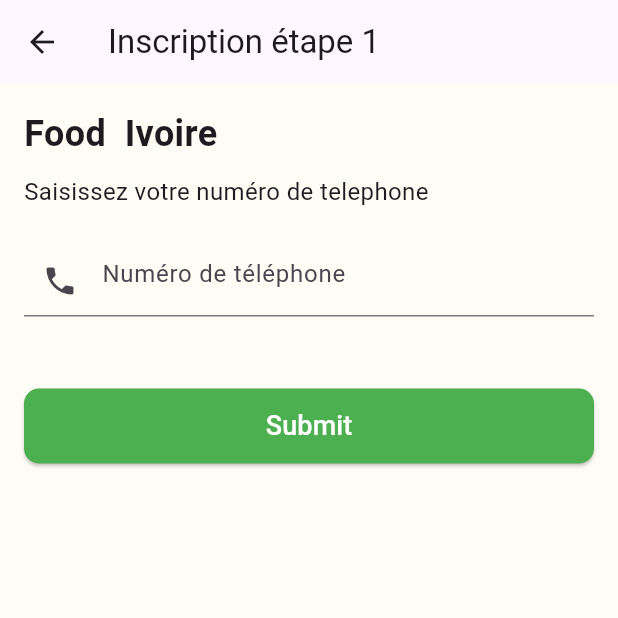
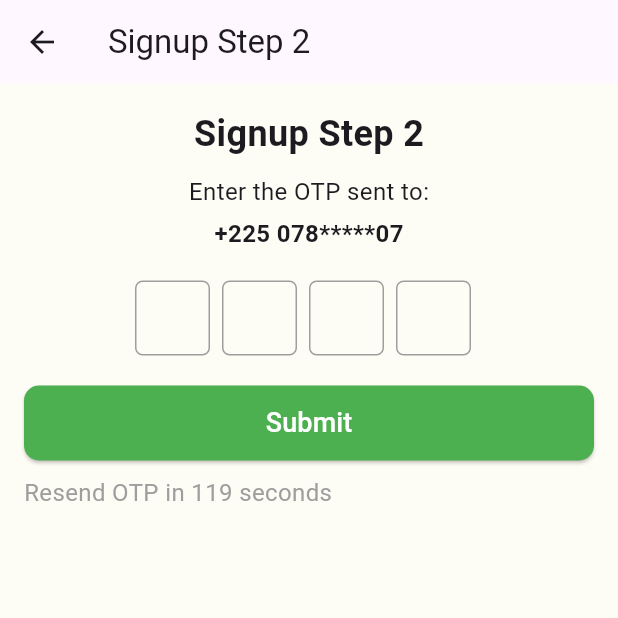
Before and after one commit to SethMegbetor/Food_Ivoire, a Flutter app: the SignupTelephonePage screen opened directly, after a tap on "Submit", on a phone screen of 412 x 824 dp, the top half of it. Run offline on Flutter 3.47's test engine with Material 2 defaults, Android fonts, the phone set to English and light mode, and no system bars.

Commit message:
added sign up step 2 which is OTP

```diff
--- /dev/null
+++ b/lib/pages/signup_otp.dart
@@ -0,0 +1,349 @@
+// import 'dart:async';
+
+// import 'package:flutter/material.dart';
+
+// class SignupStepTwoPage extends StatefulWidget {
+//   final String phoneNumber;
+
+//   SignupStepTwoPage({required this.phoneNumber});
+
+//   @override
+//   _SignupStepTwoPageState createState() => _SignupStepTwoPageState();
+// }
+
+// class _SignupStepTwoPageState extends State<SignupStepTwoPage> {
+//   int countdown = 120;
+//   bool isResendActive = false;
+
+//   @override
+//   void initState() {
+//     startCountdown();
+//     super.initState();
+//   }
+
+//   void startCountdown() {
+//     setState(() {
+//       countdown = 120;
+//       isResendActive = false;
+//     });
+
+//     Timer.periodic(Duration(seconds: 1), (timer) {
+//       if (countdown > 0) {
+//         setState(() {
+//           countdown--;
+//         });
+//       } else {
+//         setState(() {
+//           isResendActive = true;
+//         });
+//         timer.cancel();
+//       }
+//     });
+//   }
+
+//   @override
+//   Widget build(BuildContext context) {
+//     return Scaffold(
+//       backgroundColor: Color(0xFFFEFDF5),
+//       appBar: AppBar(
+//         title: Text('Signup Step 2'),
+//       ),
+//       body: Center(
+//         child: Padding(
+//           padding: const EdgeInsets.all(16.0),
+//           child: Column(
+//             crossAxisAlignment: CrossAxisAlignment.start,
+//             children: [
+//               Center(
+//                 child: Text(
+//                   'Signup Step 2',
+//                   style: TextStyle(
+//                     fontSize: 24,
+//                     fontWeight: FontWeight.bold,
+//                   ),
+//                 ),
+//               ),
+//               SizedBox(height: 10),
+//               Center(
+//                 child: Text(
+//                   'Enter the OTP sent to:',
+//                   style: TextStyle(
+//                     fontSize: 16,
+//                   ),
+//                 ),
+//               ),
+//               SizedBox(height: 5),
+//               Center(
+//                 child: Text(
+//                   widget.phoneNumber,
+//                   style: TextStyle(
+//                     fontSize: 16,
+//                     fontWeight: FontWeight.bold,
+//                   ),
+//                 ),
+//               ),
+//               SizedBox(height: 20),
+//               TextField(
+//                 decoration: InputDecoration(
+//                   hintText: 'OTP Confirmation',
+//                 ),
+//               ),
+//               SizedBox(height: 20),
+//               ElevatedButton(
+//                 onPressed: () {
+//                   // Perform submit action
+//                 },
+//                 style: ElevatedButton.styleFrom(
+//                   primary: Colors.green,
+//                   minimumSize: Size(double.infinity, 50),
+//                   shape: RoundedRectangleBorder(
+//                     borderRadius: BorderRadius.circular(10),
+//                   ),
+//                 ),
+//                 child: Text(
+//                   'Submit',
+//                   style: TextStyle(
+//                     color: Colors.white,
+//                     fontSize: 18,
+//                   ),
+//                 ),
+//               ),
+//               SizedBox(height: 10),
+//               isResendActive
+//                   ? ElevatedButton(
+//                       onPressed: () {
+//                         // Perform resend action
+//                         startCountdown();
+//                       },
+//                       style: ElevatedButton.styleFrom(
+//                         primary: Colors.grey,
+//                         minimumSize: Size(double.infinity, 50),
+//                         shape: RoundedRectangleBorder(
+//                           borderRadius: BorderRadius.circular(10),
+//                         ),
+//                       ),
+//                       child: Text(
+//                         'Resend',
+//                         style: TextStyle(
+//                           color: Colors.white,
+//                           fontSize: 18,
+//                         ),
+//                       ),
+//                     )
+//                   : Text(
+//                       'Resend OTP in ${countdown.toString()} seconds',
+//                       style: TextStyle(
+//                         fontSize: 16,
+//                         color: Colors.grey,
+//                       ),
+//                     ),
+//             ],
+//           ),
+//         ),
+//       ),
+//     );
+//   }
+// }
+
+
+import 'dart:async';
+
+import 'package:flutter/material.dart';
+
+class OTPBox extends StatelessWidget {
+  final TextEditingController controller;
+  final FocusNode focusNode;
+
+  OTPBox({required this.controller, required this.focusNode});
+
+  @override
+  Widget build(BuildContext context) {
+    return Container(
+      width: 50,
+      height: 50,
+      decoration: BoxDecoration(
+        border: Border.all(
+          color: Colors.grey,
+        ),
+        borderRadius: BorderRadius.circular(5),
+      ),
+      child: Center(
+        child: TextField(
+          controller: controller,
+          focusNode: focusNode,
+          keyboardType: TextInputType.number,
+          textAlign: TextAlign.center,
+          maxLength: 1,
+          style: TextStyle(fontSize: 20),
+          decoration: InputDecoration(
+            counterText: '',
+            border: InputBorder.none,
+          ),
+        ),
+      ),
+    );
+  }
+}
+
+class SignupStepTwoPage extends StatefulWidget {
+  final String phoneNumber;
+
+  SignupStepTwoPage({required this.phoneNumber});
+
+  @override
+  _SignupStepTwoPageState createState() => _SignupStepTwoPageState();
+}
+
+class _SignupStepTwoPageState extends State<SignupStepTwoPage> {
+  late List<TextEditingController> otpControllers;
+  late List<FocusNode> otpFocusNodes;
+
+  int countdown = 120;
+  bool isResendActive = false;
+
+  @override
+  void initState() {
+    otpControllers = List.generate(4, (index) => TextEditingController());
+    otpFocusNodes = List.generate(4, (index) => FocusNode());
+    startCountdown();
+    super.initState();
+  }
+
+  void startCountdown() {
+    setState(() {
+      countdown = 120;
+      isResendActive = false;
+    });
+
+    Timer.periodic(Duration(seconds: 1), (timer) {
+      if (countdown > 0) {
+        setState(() {
+          countdown--;
+        });
+      } else {
+        setState(() {
+          isResendActive = true;
+        });
+        timer.cancel();
+      }
+    });
+  }
+
+  @override
+  void dispose() {
+    otpControllers.forEach((controller) => controller.dispose());
+    otpFocusNodes.forEach((focusNode) => focusNode.dispose());
+    super.dispose();
+  }
+
+  @override
+  Widget build(BuildContext context) {
+    return Scaffold(
+      backgroundColor: Color(0xFFFEFDF5),
+      appBar: AppBar(
+        title: Text('Signup Step 2'),
+      ),
+      body: Center(
+        child: Padding(
+          padding: const EdgeInsets.all(16.0),
+          child: Column(
+            crossAxisAlignment: CrossAxisAlignment.start,
+            children: [
+              Center(
+                child: Text(
+                  'Signup Step 2',
+                  style: TextStyle(
+                    fontSize: 24,
+                    fontWeight: FontWeight.bold,
+                  ),
+                ),
+              ),
+              SizedBox(height: 10),
+              Center(
+                child: Text(
+                  'Enter the OTP sent to:',
+                  style: TextStyle(
+                    fontSize: 16,
+                  ),
+                ),
+              ),
+              SizedBox(height: 5),
+              Center(
+                child: Text(
+                  widget.phoneNumber,
+                  style: TextStyle(
+                    fontSize: 16,
+                    fontWeight: FontWeight.bold,
+                  ),
+                ),
+              ),
+              SizedBox(height: 20),
+              Row(
+                mainAxisAlignment: MainAxisAlignment.center,
+                children: List.generate(
+                  4,
+                  (index) => Padding(
+                    padding: EdgeInsets.only(right: 8),
+                    child: OTPBox(
+                      controller: otpControllers[index],
+                      focusNode: otpFocusNodes[index],
+                    ),
+                  ),
+                ),
+              ),
+              SizedBox(height: 20),
+              ElevatedButton(
+                onPressed: () {
+                  // Perform submit action
+                },
+                style: ElevatedButton.styleFrom(
+                  primary: Colors.green,
+                  minimumSize: Size(double.infinity, 50),
+                  shape: RoundedRectangleBorder(
+                    borderRadius: BorderRadius.circular(10),
+                  ),
+                ),
+                child: Text(
+                  'Submit',
+                  style: TextStyle(
+                    color: Colors.white,
+                    fontSize: 18,
+                  ),
+                ),
+              ),
+              SizedBox(height: 10),
+              isResendActive
+                  ? ElevatedButton(
+                      onPressed: () {
+                        // Perform resend action
+                        startCountdown();
+                      },
+                      style: ElevatedButton.styleFrom(
+                        primary: Colors.grey,
+                        minimumSize: Size(double.infinity, 50),
+                        shape: RoundedRectangleBorder(
+                          borderRadius: BorderRadius.circular(10),
+                        ),
+                      ),
+                      child: Text(
+                        'Resend',
+                        style: TextStyle(
+                          color: Colors.white,
+                          fontSize: 18,
+                        ),
+                      ),
+                    )
+                  : Text(
+                      'Resend OTP in ${countdown.toString()} seconds',
+                      style: TextStyle(
+                        fontSize: 16,
+                        color: Colors.grey,
+                      ),
+                    ),
+            ],
+          ),
+        ),
+      ),
+    );
+  }
+}
--- a/lib/pages/signup_telephone.dart
+++ b/lib/pages/signup_telephone.dart
@@ -1,4 +1,5 @@
 import 'package:flutter/material.dart';
+import 'package:food_ivoire/pages/signup_otp.dart';
 
 class SignupTelephonePage extends StatelessWidget {
   @override
@@ -8,7 +9,8 @@
       appBar: AppBar(
         title: Text('Inscription étape 1'),
       ),
-      body: Padding(
+      body: Center(
+        child: Padding(
           padding: const EdgeInsets.all(16.0),
           child: Column(
             crossAxisAlignment: CrossAxisAlignment.start,
@@ -37,7 +39,14 @@
               SizedBox(height: 48),
               ElevatedButton(
                 onPressed: () {
-                // Perform submit action
+                  Navigator.push(
+                    context,
+                    MaterialPageRoute(
+                      builder: (context) => SignupStepTwoPage(
+                        phoneNumber: '+225 078*****07',
+                      ),
+                    ),
+                  ); // Perform submit action
                 },
                 style: ElevatedButton.styleFrom(
                   primary: Colors.green,
@@ -57,6 +66,7 @@
             ],
           ),
         ),
+      ),
     );
   }
 }
```
Lines whose indentation alone changed are shown as unchanged.
